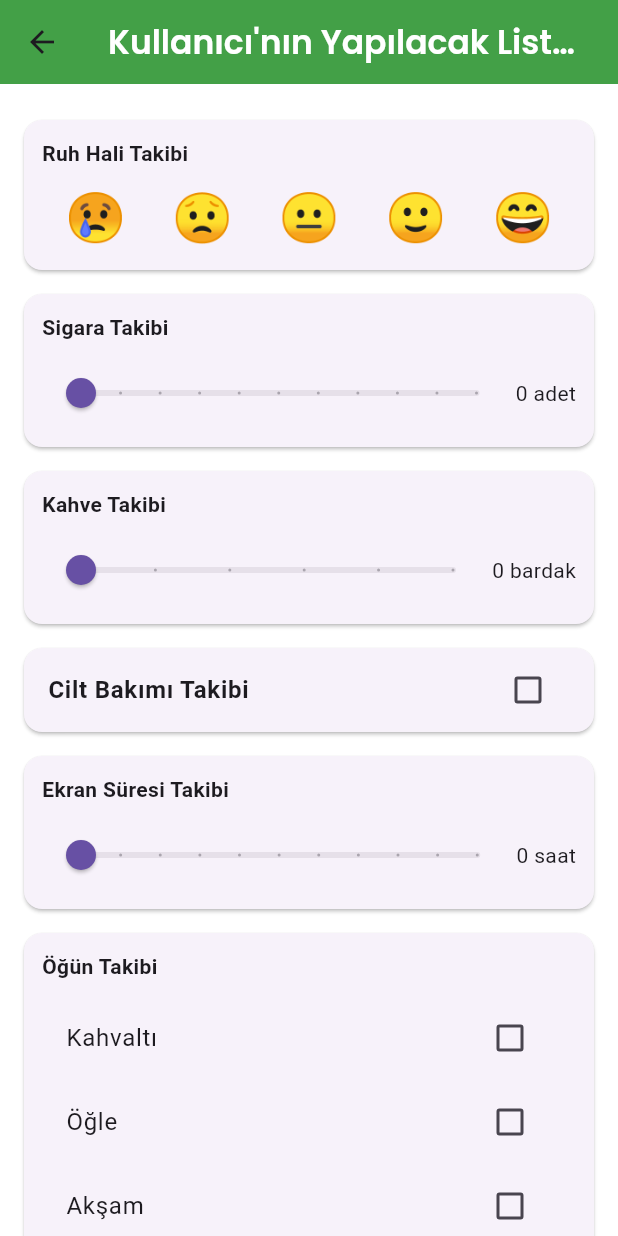
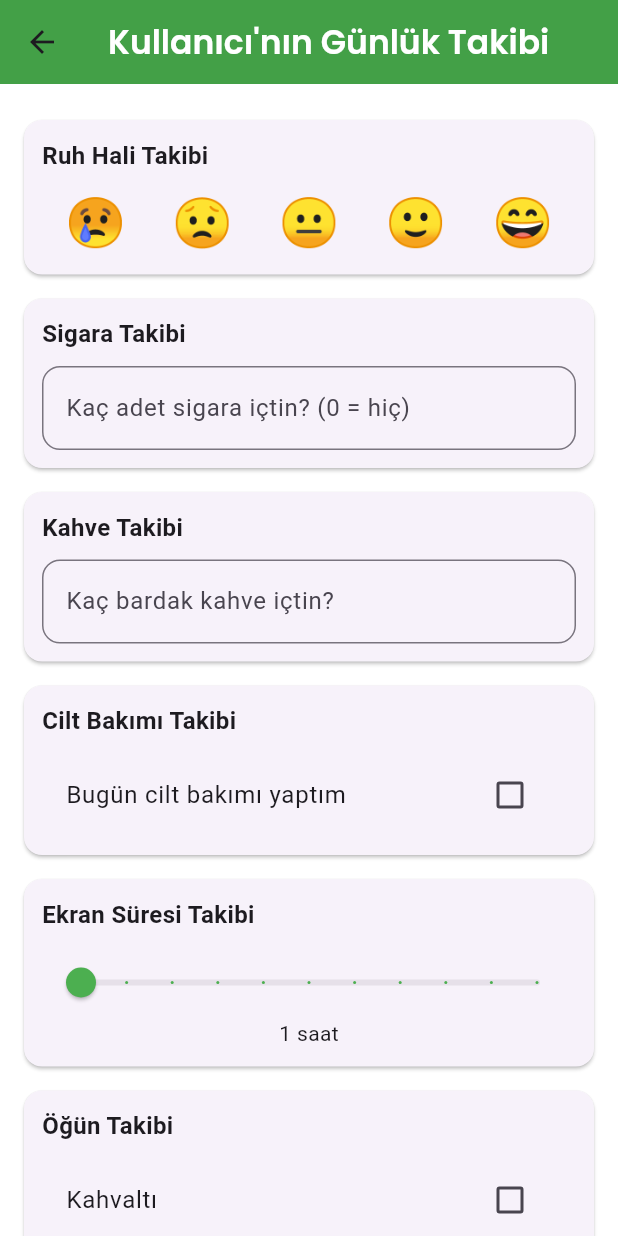
Before and after one commit to ZehraCiflikli/welllog, a Flutter app: the TodoPage screen opened directly, on a phone screen of 412 x 824 dp. Run offline on Flutter 3.47's test engine with Material 3 defaults, Android fonts, the light colour scheme and no system bars; our stand-ins replace cloud_firestore, curved_navigation_bar, firebase_auth, firebase_core, flutter_secure_storage, google_fonts; accounts and stored records are empty; network calls fail.

Commit message:
todo sayfasi yeniden düzenlendi

```diff
--- a/lib/pages/todo_page.dart
+++ b/lib/pages/todo_page.dart
@@ -1,137 +1,201 @@
 import 'package:flutter/material.dart';
 import 'package:provider/provider.dart';
+import 'package:google_fonts/google_fonts.dart';
 import '../providers/todo_provider.dart';
-import 'package:welllog/providers/auth_provider.dart';
-import 'package:google_fonts/google_fonts.dart';
+import '../providers/auth_provider.dart';
 
+class TodoPage extends StatefulWidget {
+  const TodoPage({super.key});
 
-class TodoPage extends StatelessWidget {
-  const TodoPage({super.key});
+  @override
+  State<TodoPage> createState() => _TodoPageState();
+}
+
+class _TodoPageState extends State<TodoPage> {
+  late TextEditingController _sigaraController;
+  late TextEditingController _kahveController;
+
+  @override
+  void initState() {
+    super.initState();
+    final todo = context.read<TodoProvider>();
+
+    _sigaraController =
+        TextEditingController(text: todo.sigara >= 0 ? "${todo.sigara}" : "");
+    _kahveController =
+        TextEditingController(text: todo.kahve >= 0 ? "${todo.kahve}" : "");
+  }
+
+  @override
+  void dispose() {
+    _sigaraController.dispose();
+    _kahveController.dispose();
+    super.dispose();
+  }
 
   @override
   Widget build(BuildContext context) {
     final todo = context.watch<TodoProvider>();
     final auth = context.watch<AuthProvider>();
 
-  final fullName =
+    // 🔁 GÜN DEĞİŞTİYSE INPUTLARI TEMİZLE
+    if (todo.consumeResetFlag()) {
+      _sigaraController.clear();
+      _kahveController.clear();
+    }
+
+    final name =
         auth.currentUserData?["fullName"]?.split(" ").first ?? "Kullanıcı";
 
     return Scaffold(
       backgroundColor: Colors.white,
-
       appBar: AppBar(
         backgroundColor: Colors.green.shade600,
         elevation: 0,
         title: Text(
-        "$fullName'nın Yapılacak Listesi",
+          "$name'nın Günlük Takibi",
           style: GoogleFonts.poppins(
             color: Colors.white,
             fontWeight: FontWeight.w600,
           ),
         ),
       ),
-
-    body: SafeArea(
-      child: ListView(
+      body: ListView(
         padding: const EdgeInsets.all(16),
         children: [
-          // 👇 SENİN MEVCUT CARD'LARIN AYNEN DEVAM
 
-            // Ruh Hali Takibi
-            _emojiCard(
-              context,
-              title: "Ruh Hali Takibi",
-              selected: todo.ruhHali,
-              onSelect: (val) => todo.setRuhHali(val),
+          // 😊 RUH HALİ
+          _card(
+            "Ruh Hali Takibi",
+            Row(
+              mainAxisAlignment: MainAxisAlignment.spaceAround,
+              children: List.generate(5, (i) {
+                final index = i + 1;
+                return GestureDetector(
+                  onTap: () => todo.setRuhHali(index),
+                  child: Text(
+                    ["😢", "😟", "😐", "🙂", "😄"][i],
+                    style: TextStyle(
+                      fontSize: 32,
+                      backgroundColor:
+                          todo.ruhHali == index ? Colors.green.shade100 : null,
+                    ),
+                  ),
+                );
+              }),
+            ),
           ),
 
-            // Sigara Takibi
-            _sliderCard(
-              context,
-              title: "Sigara Takibi",
-              value: todo.sigara.toDouble(),
-              max: 10,
-              onChanged: (val) => todo.setSigara(val.toInt()),
-              unit: "adet",
+          // 🚬 SİGARA
+          _card(
+            "Sigara Takibi",
+            _numberField(
+              controller: _sigaraController,
+              hint: "Kaç adet sigara içtin? (0 = hiç)",
+              onChanged: (v) =>
+                  todo.setSigara(v.isEmpty ? -1 : int.tryParse(v) ?? 0),
+            ),
           ),
 
-            // Kahve Takibi
-            _sliderCard(
-              context,
-              title: "Kahve Takibi",
-              value: todo.kahve.toDouble(),
-              max: 5,
-              onChanged: (val) => todo.setKahve(val.toInt()),
-              unit: "bardak",
+          // ☕ KAHVE
+          _card(
+            "Kahve Takibi",
+            _numberField(
+              controller: _kahveController,
+              hint: "Kaç bardak kahve içtin?",
+              onChanged: (v) =>
+                  todo.setKahve(v.isEmpty ? -1 : int.tryParse(v) ?? 0),
+            ),
           ),
 
-            // Cilt Bakımı Takibi
-            _checkboxCard(
-              context,
-              title: "Cilt Bakımı Takibi",
+          // 🧴 CİLT BAKIMI
+          _card(
+            "Cilt Bakımı Takibi",
+            CheckboxListTile(
               value: todo.ciltBakimi,
-              onChanged: (val) => todo.setCiltBakimi(val!),
+              activeColor: Colors.green,
+              onChanged: (val) => todo.toggleCiltBakimi(val ?? false),
+              title: const Text("Bugün cilt bakımı yaptım"),
+            ),
           ),
 
-            // Ekran Süresi Takibi
-            _sliderCard(
-              context,
-              title: "Ekran Süresi Takibi",
+          // 📱 EKRAN SÜRESİ
+          _card(
+            "Ekran Süresi Takibi",
+            _slider(
               value: todo.ekranSuresi,
+              min: 1,
               max: 10,
-              onChanged: (val) => todo.setEkran(val),
-              unit: "saat",
+              defaultValue: 1,
+              label:
+                  "${(todo.ekranSuresi < 0 ? 1 : todo.ekranSuresi).toInt()} saat",
+              onChanged: (v) => todo.setEkranSuresi(v),
+            ),
           ),
 
-            // Öğün Takibi
-            _multiCheckboxCard(
-              context,
-              title: "Öğün Takibi",
-              labels: ["Kahvaltı", "Öğle", "Akşam"],
-              values: todo.ogunler,
-              onChanged: (index) => todo.toggleOgun(index),
+          // 🍽️ ÖĞÜN
+          _card(
+            "Öğün Takibi",
+            Column(
+              children: List.generate(3, (i) {
+                final labels = ["Kahvaltı", "Öğle", "Akşam"];
+                return CheckboxListTile(
+                  title: Text(labels[i]),
+                  value: todo.ogunler[i],
+                  activeColor: Colors.green,
+                  onChanged: (_) => todo.toggleOgun(i),
+                );
+              }),
+            ),
           ),
 
-            // Adım Takibi
-            _sliderCard(
-              context,
-              title: "Adım Takibi",
+          // 🚶 ADIM
+          _card(
+            "Adım Takibi",
+            _slider(
               value: todo.adim.toDouble(),
+              min: 0,
               max: 10000,
-              onChanged: (val) => todo.setAdim(val.toInt()),
-              unit: "adım",
+              defaultValue: 0,
+              label: "${todo.adim} adım",
+              onChanged: (v) => todo.setAdim(v.toInt()),
+            ),
           ),
 
-            // Uyku Takibi
-            _sliderCard(
-              context,
-              title: "Uyku Takibi",
+          // 😴 UYKU
+          _card(
+            "Uyku Takibi",
+            _slider(
               value: todo.uyku,
+              min: 0,
               max: 12,
-              onChanged: (val) => todo.setUyku(val),
-              unit: "saat",
+              defaultValue: 0,
+              label:
+                  "${(todo.uyku < 0 ? 0 : todo.uyku).toInt()} saat",
+              onChanged: (v) => todo.setUyku(v),
+            ),
           ),
 
-            // Su İçme Takibi
-            _sliderCard(
-              context,
-              title: "Su İçme Takibi",
+          // 💧 SU
+          _card(
+            "Su İçme Takibi",
+            _slider(
               value: todo.su.toDouble(),
+              min: 0,
               max: 10,
-              onChanged: (val) => todo.setSu(val.toInt()),
-              unit: "bardak",
+              defaultValue: 0,
+              label: "${todo.su} bardak",
+              onChanged: (v) => todo.setSu(v.toInt()),
+            ),
           ),
         ],
-        ),
       ),
     );
   }
 
-  Widget _emojiCard(BuildContext context,
-      {required String title,
-      required int selected,
-      required Function(int) onSelect}) {
-    final emojis = ["😢", "😟", "😐", "🙂", "😄"];
+  // ================= ORTAK WIDGETLER =================
+
+  Widget _card(String title, Widget child) {
     return Card(
       margin: const EdgeInsets.symmetric(vertical: 8),
       child: Padding(
@@ -139,101 +203,57 @@ Widget build(BuildContext context) {
         child: Column(
           crossAxisAlignment: CrossAxisAlignment.start,
           children: [
-            Text(title, style: const TextStyle(fontWeight: FontWeight.bold)),
+            Text(title,
+                style:
+                    const TextStyle(fontWeight: FontWeight.bold, fontSize: 16)),
             const SizedBox(height: 10),
-            Row(
-              mainAxisAlignment: MainAxisAlignment.spaceAround,
-              children: List.generate(
-                emojis.length,
-                (index) => GestureDetector(
-                  onTap: () => onSelect(index + 1),
-                  child: Text(
-                    emojis[index],
-                    style: TextStyle(
-                        fontSize: 32,
-                        backgroundColor:
-                            selected == index + 1 ? Colors.green[100] : null),
-                  ),
-                ),
-              ),
-            )
+            child,
           ],
         ),
       ),
     );
   }
 
-  Widget _sliderCard(BuildContext context,
-      {required String title,
+  Widget _slider({
     required double value,
+    required double min,
     required double max,
+    required double defaultValue,
+    required String label,
     required Function(double) onChanged,
-      String? unit}) {
-    return Card(
-      margin: const EdgeInsets.symmetric(vertical: 8),
-      child: Padding(
-        padding: const EdgeInsets.all(12),
-        child: Column(
-          crossAxisAlignment: CrossAxisAlignment.start,
+  }) {
+    final safeValue = value < min ? defaultValue : value;
+
+    return Column(
       children: [
-            Text(title, style: const TextStyle(fontWeight: FontWeight.bold)),
-            const SizedBox(height: 10),
-            Row(
-              children: [
-                Expanded(
-                  child: Slider(
-                    value: value,
+        Slider(
+          value: safeValue,
+          min: min,
           max: max,
           divisions: max.toInt(),
-                    label: "$value ${unit ?? ''}",
+          activeColor: Colors.green,
           onChanged: onChanged,
         ),
-                ),
-                Text("${value.toInt()} ${unit ?? ''}"),
+        Text(label),
       ],
-            ),
-          ],
-        ),
-      ),
     );
   }
 
-  Widget _checkboxCard(BuildContext context,
-      {required String title, required bool value, required Function(bool?) onChanged}) {
-    return Card(
-      margin: const EdgeInsets.symmetric(vertical: 8),
-      child: CheckboxListTile(
-        title: Text(title, style: const TextStyle(fontWeight: FontWeight.bold)),
-        value: value,
-        onChanged: onChanged,
-      ),
-    );
-  }
-
-  Widget _multiCheckboxCard(BuildContext context,
-      {required String title,
-      required List<String> labels,
-      required List<bool> values,
-      required Function(int) onChanged}) {
-    return Card(
-      margin: const EdgeInsets.symmetric(vertical: 8),
-      child: Padding(
-        padding: const EdgeInsets.all(12),
-        child: Column(
-          crossAxisAlignment: CrossAxisAlignment.start,
-          children: [
-            Text(title, style: const TextStyle(fontWeight: FontWeight.bold)),
-            const SizedBox(height: 10),
-            ...List.generate(labels.length, (index) {
-              return CheckboxListTile(
-                title: Text(labels[index]),
-                value: values[index],
-                onChanged: (_) => onChanged(index),
-              );
-            }),
-          ],
+  Widget _numberField({
+    required TextEditingController controller,
+    required String hint,
+    required Function(String) onChanged,
+  }) {
+    return TextField(
+      controller: controller,
+      keyboardType: TextInputType.number,
+      decoration: InputDecoration(
+        hintText: hint,
+        border: OutlineInputBorder(
+          borderRadius: BorderRadius.circular(12),
         ),
       ),
+      onChanged: onChanged,
     );
   }
 }
--- a/lib/providers/todo_provider.dart
+++ b/lib/providers/todo_provider.dart
@@ -1,103 +1,184 @@
 import 'package:flutter/material.dart';
 
 class TodoProvider with ChangeNotifier {
+  // ================== GÜN RESET ==================
   DateTime _lastResetDate =
       DateTime(DateTime.now().year, DateTime.now().month, DateTime.now().day);
 
-  int ruhHali = 0;        // 1–5
-  int sigara = 0;         // adet
-  int kahve = 0;          // 0–5
-  double ekranSuresi = 0; // saat
-  int adim = 0;           // adım
-  int su = 0;             // bardak
-  bool ciltBakimi = false;
-  List<bool> ogunler = [false, false, false];
-  double uyku = 0;        // saat
+  bool _didResetToday = false;
 
-  void checkDailyReset() {
-    final today = DateTime.now();
-    final nowDay = DateTime(today.year, today.month, today.day);
-    if (nowDay.isAfter(_lastResetDate)) {
+  void _checkDailyReset() {
+    final now = DateTime.now();
+    final today = DateTime(now.year, now.month, now.day);
+
+    if (today.isAfter(_lastResetDate)) {
       _resetAll();
-      _lastResetDate = nowDay;
+      _lastResetDate = today;
+      _didResetToday = true;
     }
   }
 
+  bool consumeResetFlag() {
+    if (_didResetToday) {
+      _didResetToday = false;
+      return true;
+    }
+    return false;
+  }
+
+  // ================== RESET ==================
   void _resetAll() {
     ruhHali = 0;
-    sigara = 0;
-    kahve = 0;
-    ekranSuresi = 0;
+    sigara = -1;
+    kahve = -1;
+
+    ekranSuresi = -1;
     adim = 0;
     su = 0;
+
     ciltBakimi = false;
     ogunler = [false, false, false];
-    uyku = 0;
+
+    uyku = -1;
+
     notifyListeners();
   }
 
-  // ================= SETTER =================
-  void setRuhHali(int v) { checkDailyReset(); ruhHali = v; notifyListeners(); }
-  void setSigara(int v) { checkDailyReset(); sigara = v; notifyListeners(); }
-  void setKahve(int v) { checkDailyReset(); kahve = v; notifyListeners(); }
-  void setEkran(double v) { checkDailyReset(); ekranSuresi = v; notifyListeners(); }
-  void setAdim(int v) { checkDailyReset(); adim = v; notifyListeners(); }
-  void setSu(int v) { checkDailyReset(); su = v; notifyListeners(); }
-  void setCiltBakimi(bool v) { checkDailyReset(); ciltBakimi = v; notifyListeners(); }
-  void toggleOgun(int i) { checkDailyReset(); ogunler[i] = !ogunler[i]; notifyListeners(); }
-  void setUyku(double v) { checkDailyReset(); uyku = v; notifyListeners(); }
+  // ================== GÜNLÜK VERİLER ==================
+  int ruhHali = 0;
+  int sigara = -1;
+  int kahve = -1;
 
-  // ================= PUAN HESABI =================
+  double ekranSuresi = -1;
+  int adim = 0;
+  int su = 0;
 
-  double calculateScore() {
-    checkDailyReset();
+  bool ciltBakimi = false;
+  List<bool> ogunler = [false, false, false];
 
-    final bool hasAnyInput =
-        ruhHali > 0 ||
-        sigara > 0 ||
-        kahve > 0 ||
-        ekranSuresi > 0 ||
-        adim > 0 ||
-        su > 0 ||
-        uyku > 0 ||
-        ciltBakimi ||
-        ogunler.any((e) => e);
+  double uyku = -1;
 
-    if (!hasAnyInput) return 0;
+  // ================== SETTER'LAR ==================
+  void setRuhHali(int value) {
+    _checkDailyReset();
+    ruhHali = value;
+    notifyListeners();
+  }
 
-    double score = 0;
+  void setSigara(int value) {
+    _checkDailyReset();
+    sigara = value;
+    notifyListeners();
+  }
 
-    // 😊 Ruh Hali (max 10)
-    score += (ruhHali.clamp(0, 5)) * 2;
+  void setKahve(int value) {
+    _checkDailyReset();
+    kahve = value;
+    notifyListeners();
+  }
 
-    // 🚬 Sigara (max 10)
-    score += (10 - (sigara * 2)).clamp(0, 10);
+  void setEkranSuresi(double value) {
+    _checkDailyReset();
+    ekranSuresi = value;
+    notifyListeners();
+  }
 
-    // ☕ Kahve (max 10)
-    score += (10 - ((kahve - 1).clamp(0, 4) * 2)).clamp(0, 10);
+  void setAdim(int value) {
+    _checkDailyReset();
+    adim = value;
+    notifyListeners();
+  }
 
-    // 🧴 Cilt Bakımı
-    if (ciltBakimi) score += 10;
+  void setSu(int value) {
+    _checkDailyReset();
+    su = value;
+    notifyListeners();
+  }
 
-    // 📱 Ekran Süresi (1 saat = 10)
-    score += (10 - (ekranSuresi - 1).clamp(0, 10)).clamp(0, 10);
+  void toggleCiltBakimi(bool value) {
+    _checkDailyReset();
+    ciltBakimi = value;
+    notifyListeners();
+  }
 
-    // 🍽️ Öğün (3×5)
-    score += ogunler.where((e) => e).length * 5;
+  void toggleOgun(int index) {
+    _checkDailyReset();
+    ogunler[index] = !ogunler[index];
+    notifyListeners();
+  }
 
-    // 🚶 Adım (1000 = 1)
-    score += (adim / 1000).floor().clamp(0, 10);
+  void setUyku(double value) {
+    _checkDailyReset();
+    uyku = value;
+    notifyListeners();
+  }
 
-    // 😴 Uyku
-    if (uyku >= 8) {
-      score += 15;
-    } else if (uyku >= 4) {
-      score += (15 - ((8 - uyku) * 3)).clamp(0, 15);
+  // ================== PUANLAMA ==================
+  double get maxScore => 100;
+
+  double get totalScore {
+    _checkDailyReset();
+    double earned = 0;
+
+    // 😊 Ruh Hali (10 puan)
+    if (ruhHali > 0) earned += (ruhHali / 5) * 10;
+
+    // 🚬 Sigara (10 puan)
+    if (sigara >= 0) {
+      if (sigara == 0) earned += 10;
+      else if (sigara <= 5) earned += (10 - sigara * 2);
     }
 
-    // 💧 Su
-    score += su.clamp(0, 10);
+    // ☕ Kahve (10 puan)
+    if (kahve >= 0) {
+      if (kahve <= 1) earned += 10;
+      else if (kahve <= 5) earned += (10 - (kahve - 1) * 2);
+    }
 
-    return (score / 100).clamp(0, 1);
+    // 🧴 Cilt Bakımı (10 puan)
+    if (ciltBakimi) earned += 10;
+
+    // 📱 Ekran Süresi (10 puan)
+    if (ekranSuresi >= 0) {
+      earned += (10 - (ekranSuresi - 1)).clamp(0, 10);
+    }
+
+    // 🍽️ Öğünler (max 15)
+    earned += ogunler.where((e) => e).length * 5;
+
+    // 🚶 Adım (10 puan)
+    earned += (adim / 1000).clamp(0, 10);
+
+    // 😴 Uyku (15 puan)
+    if (uyku >= 0) {
+      if (uyku >= 8) earned += 15;
+      else if (uyku >= 4) earned += 15 - (8 - uyku) * 3;
+    }
+
+    // 💧 Su (10 puan)
+    earned += su.clamp(0, 10);
+
+    return earned.clamp(0, maxScore);
+  }
+
+  // ================== SCORE YARDIMCILAR ==================
+  double calculateScore() => (totalScore / maxScore).clamp(0, 1);
+
+  double calculatePercentage() =>
+      ((totalScore / maxScore) * 100).clamp(0, 100);
+
+  // ================== FIRESTORE KAYIT ==================
+  Map<String, dynamic> toMap() {
+    return {
+      "ruhHali": ruhHali,
+      "sigara": sigara,
+      "kahve": kahve,
+      "ekranSuresi": ekranSuresi,
+      "adim": adim,
+      "su": su,
+      "ciltBakimi": ciltBakimi,
+      "ogunler": ogunler,
+      "uyku": uyku,
+    };
   }
 }
```
Also changed, not shown: lib/pages/score_page.dart (+86 -83 lines). Lines whose indentation alone changed are shown as unchanged.
